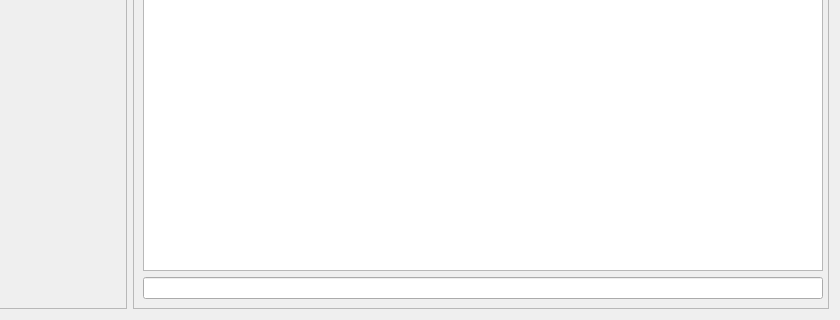
The window that src/gui/serverWindow.ui (Nmstr/taskZen) describes before a commit, drawn with Qt 5; both pictures show x 184 to 1024 and y 448 to 768 of the 1024 by 768 pixel window.
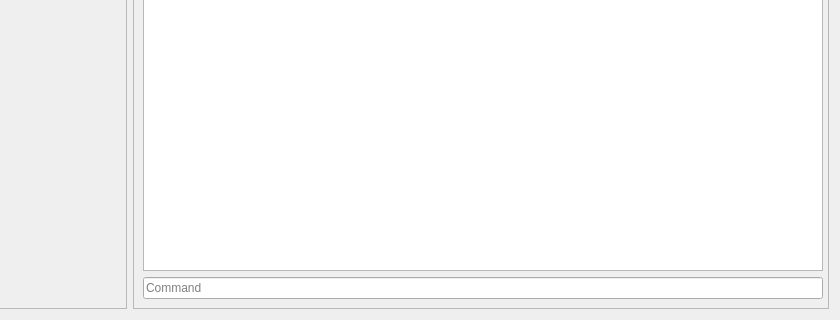
The same window after the commit. Icons and pictures are not drawn.

Commit message: command input now works

```diff
--- a/src/gui/serverWindow.ui
+++ b/src/gui/serverWindow.ui
@@ -138,6 +138,9 @@
       </item>
       <item>
        <widget class="QLineEdit" name="commandInput">
+        <property name="placeholderText">
+         <string>Command</string>
+        </property>
         <property name="clearButtonEnabled">
          <bool>false</bool>
         </property>
```
The commit also changes 1 other file.
